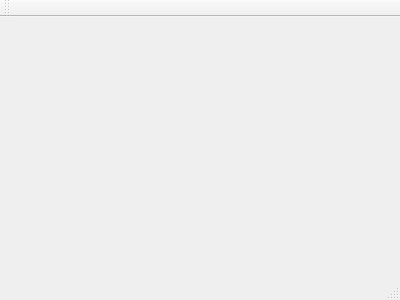
salim97/Mama-Menage, file QT Firebase Database and Storage/Qt_Firebase/mainwindow.ui: the form before one commit.
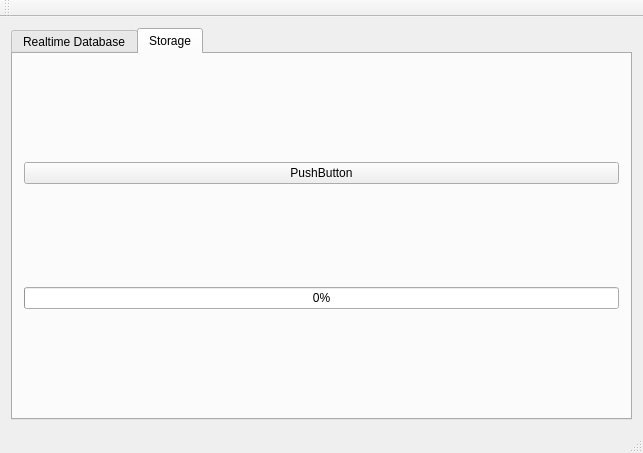
The form after the commit.

Commit message: Qt Firebase Storage almost done

The edit to the form file:
```diff
--- a/QT Firebase Database and Storage/Qt_Firebase/mainwindow.ui
+++ b/QT Firebase Database and Storage/Qt_Firebase/mainwindow.ui
@@ -1,24 +1,75 @@
 <ui version="4.0">
  <class>MainWindow</class>
- <widget class="QMainWindow" name="MainWindow" >
-  <property name="geometry" >
+ <widget class="QMainWindow" name="MainWindow">
+  <property name="geometry">
    <rect>
     <x>0</x>
     <y>0</y>
-    <width>400</width>
-    <height>300</height>
+    <width>643</width>
+    <height>453</height>
    </rect>
   </property>
   <property name="windowTitle" >
    <string>MainWindow</string>
   </property>
-  <widget class="QMenuBar" name="menuBar" />
-  <widget class="QToolBar" name="mainToolBar" />
-  <widget class="QWidget" name="centralWidget" />
-  <widget class="QStatusBar" name="statusBar" />
+  <widget class="QWidget" name="centralWidget">
+   <layout class="QGridLayout" name="gridLayout">
+    <item row="0" column="0">
+     <widget class="QTabWidget" name="tabWidget">
+      <property name="currentIndex">
+       <number>1</number>
+      </property>
+      <widget class="QWidget" name="tab">
+       <attribute name="title">
+        <string>Realtime Database</string>
+       </attribute>
+      </widget>
+      <widget class="QWidget" name="tab_2">
+       <attribute name="title">
+        <string>Storage</string>
+       </attribute>
+       <layout class="QVBoxLayout" name="verticalLayout">
+        <item>
+         <widget class="QPushButton" name="pushButton">
+          <property name="text">
+           <string>PushButton</string>
+          </property>
+         </widget>
+        </item>
+        <item>
+         <widget class="QProgressBar" name="progressBar">
+          <property name="value">
+           <number>0</number>
+          </property>
+         </widget>
+        </item>
+       </layout>
+      </widget>
+     </widget>
+    </item>
+   </layout>
+  </widget>
+  <widget class="QMenuBar" name="menuBar">
+   <property name="geometry">
+    <rect>
+     <x>0</x>
+     <y>0</y>
+     <width>643</width>
+     <height>21</height>
+    </rect>
+   </property>
+  </widget>
+  <widget class="QToolBar" name="mainToolBar">
+   <attribute name="toolBarArea">
+    <enum>TopToolBarArea</enum>
+   </attribute>
+   <attribute name="toolBarBreak">
+    <bool>false</bool>
+   </attribute>
+  </widget>
+  <widget class="QStatusBar" name="statusBar"/>
  </widget>
- <layoutDefault spacing="6" margin="11" />
- <pixmapfunction></pixmapfunction>
+ <layoutdefault spacing="6" margin="11"/>
  <resources/>
  <connections/>
 </ui>
```
Left out of the diff: 3 changed lines with no effect on the pictures. The commit also changes 18 other files.
